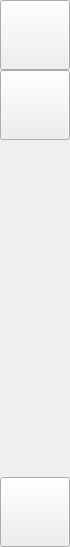
JerryShe/O-Reader, file Sources/reading_menu.ui: the form before one commit.
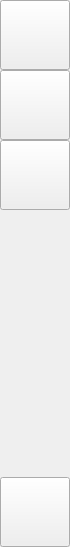
The form after the commit.

Diff of the .ui file:
```diff
--- a/Sources/reading_menu.ui
+++ b/Sources/reading_menu.ui
@@ -97,6 +97,25 @@
         </property>
        </widget>
       </item>
+      <item>
+       <widget class="QPushButton" name="SearchButton">
+        <property name="minimumSize">
+         <size>
+          <width>70</width>
+          <height>70</height>
+         </size>
+        </property>
+        <property name="maximumSize">
+         <size>
+          <width>70</width>
+          <height>70</height>
+         </size>
+        </property>
+        <property name="text">
+         <string notr="true"/>
+        </property>
+       </widget>
+      </item>
       <item>
        <spacer name="verticalSpacer">
         <property name="orientation">
```
